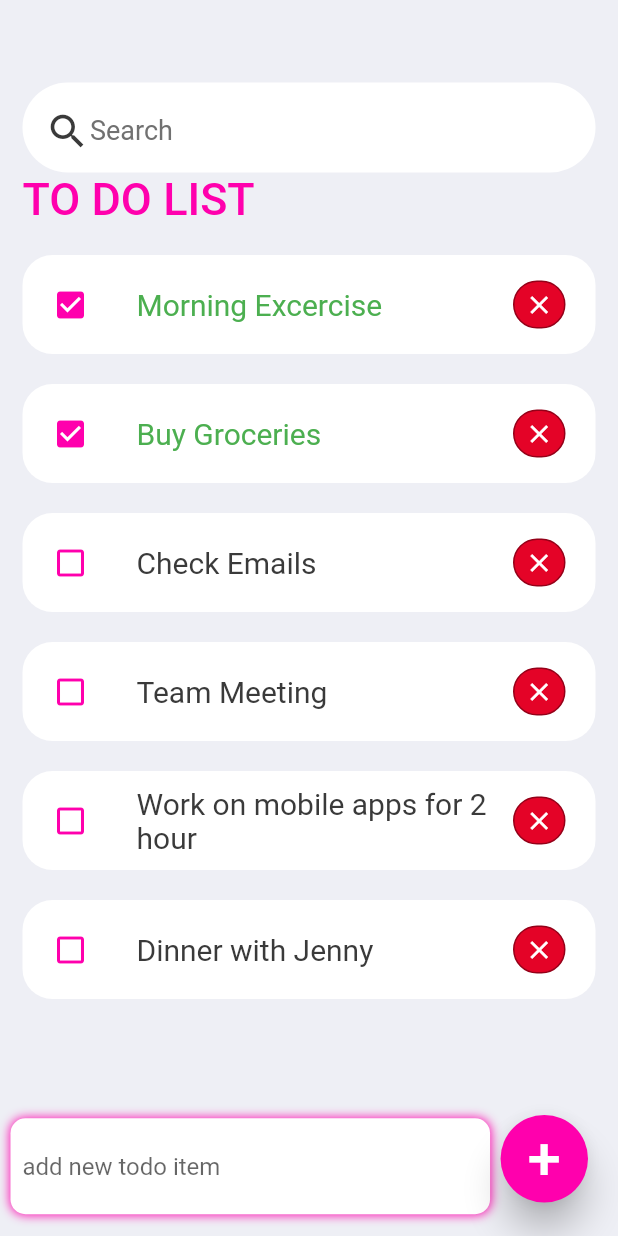
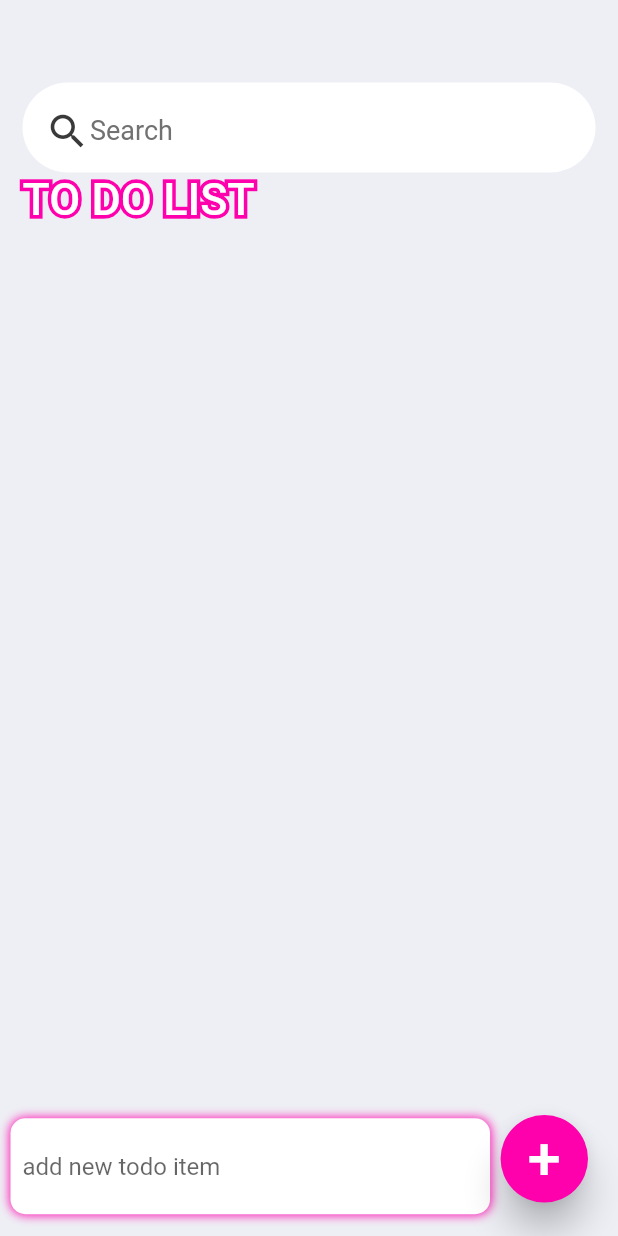
Before and after one commit to HIDR00/Mobile-App, a Flutter app: the screen it shows after launch, on a phone screen of 412 x 824 dp. Run offline on Flutter 3.47's test engine with Material 2 defaults, Android fonts, the phone set to English and light mode, and no system bars.

Commit message:
Bai_giua_ki

```diff
--- a/lib/home.dart
+++ b/lib/home.dart
@@ -63,18 +63,29 @@ class _HomeState extends State<Home> {
                 Expanded(
                   child: ListView(
                   children: [
-                    Container(
-                      margin: EdgeInsets.only(
-                        top: 0,
-                        bottom: 20,
-                      ),
-                      child: Text("TO DO LIST",
+                    Stack(
+                      alignment: Alignment.topLeft,
+                  children: [
+                  // Implement the stroke
+                  Text(
+                  'TO DO LIST',
+                    style: TextStyle(
+                      fontSize: 30,
+                      fontWeight: FontWeight.w500,
+                      foreground: Paint()
+                        ..style = PaintingStyle.stroke
+                        ..strokeWidth = 5
+                        ..color = Color(0xFFFF00AD),
+                    ),
+                  ),
+                      Text("TO DO LIST",
                         style: TextStyle(
                           fontSize: 30,
                           fontWeight: FontWeight.w500,
-                          color: Color(0xFFFF00AD),
+                          color: Colors.white,
                         ),
                       ),
+                  ],
                     ),
                   for(ToDo todoo in _foundToDo)
                   ToDoItem(todo: todoo,
@@ -140,6 +151,7 @@ class _HomeState extends State<Home> {
       ),
     );
   }
+
   void _handleToDoChange(ToDo todo) {
     setState(() {
       todo.isDone = !todo.isDone;
--- a/lib/todo.dart
+++ b/lib/todo.dart
@@ -11,12 +11,7 @@ class ToDo{
   });
   static List<ToDo> todoList(){
     return [
-      ToDo(id: '01', todoText: 'Morning Excercise', isDone: true ),
-      ToDo(id: '02', todoText: 'Buy Groceries', isDone: true ),
-      ToDo(id: '03', todoText: 'Check Emails', ),
-      ToDo(id: '04', todoText: 'Team Meeting', ),
-      ToDo(id: '05', todoText: 'Work on mobile apps for 2 hour', ),
-      ToDo(id: '06', todoText: 'Dinner with Jenny', ),
+
     ];
   }
 }
```
